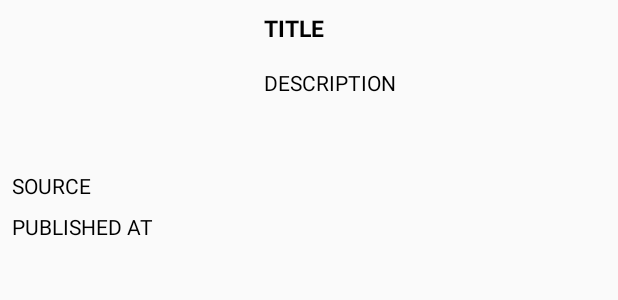
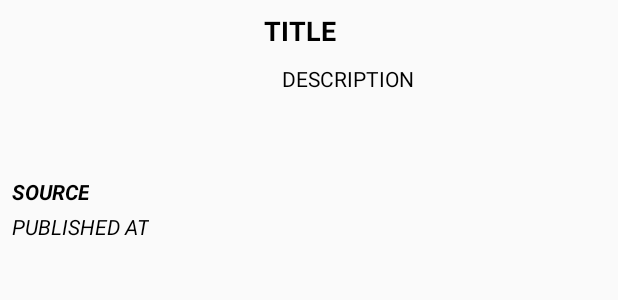
Before and after one commit to iamkishansharma/FreshNewzz, an Android app: the layout item_article_preview.xml on its own in the app's theme, with its tools: preview values and no code run, on a phone screen of 412 x 824 dp. Shown: the top 300 px of the screen. Run offline under Robolectric (Android 15) with nearby library versions, the phone set to English and light mode, and no system bars; network calls fail.

Commit message:
bug fixed

```diff
--- a/app/src/main/java/com/heycode/freshnewzz/ui/NewsViewModel.kt
+++ b/app/src/main/java/com/heycode/freshnewzz/ui/NewsViewModel.kt
@@ -5,6 +5,7 @@ import androidx.lifecycle.ViewModel
 import androidx.lifecycle.viewModelScope
 import com.heycode.freshnewzz.models.NewsResponse
 import com.heycode.freshnewzz.repository.NewsRepository
+import com.heycode.freshnewzz.util.Constants.Companion.COUNTRY_CODE
 import com.heycode.freshnewzz.util.Resource
 import kotlinx.coroutines.launch
 import retrofit2.Response
@@ -17,10 +18,10 @@ class NewsViewModel(
 
     // CHANGE COUNTRY CODE FOR LOCAL NEWS
     init {
-        getBreakingNews("us")
+        getBreakingNews(COUNTRY_CODE)
     }
 
-    fun getBreakingNews(countryCode: String) = viewModelScope.launch {
+    private fun getBreakingNews(countryCode: String) = viewModelScope.launch {
         breakingNews.postValue(Resource.Loading())
         val response = newsRepository.getBreakingNews(countryCode, breakingNewsPage)
         breakingNews.postValue(handleBreakingNewsResponse((response)))
--- a/app/src/main/java/com/heycode/freshnewzz/util/Constants.kt
+++ b/app/src/main/java/com/heycode/freshnewzz/util/Constants.kt
@@ -4,5 +4,6 @@ class Constants {
     companion object {
         const val API_KEY = "7b244417ae0f48b7838b7ae4ff104b79"
         const val BASE_URL = "https://newsapi.org"
+        const val COUNTRY_CODE = "in"
     }
 }
--- a/app/src/main/res/layout/item_article_preview.xml
+++ b/app/src/main/res/layout/item_article_preview.xml
@@ -1,15 +1,17 @@
 <?xml version="1.0" encoding="utf-8"?>
 <androidx.constraintlayout.widget.ConstraintLayout xmlns:android="http://schemas.android.com/apk/res/android"
     xmlns:app="http://schemas.android.com/apk/res-auto"
-    xmlns:tools="http://schemas.android.com/tools"
     android:layout_width="match_parent"
     android:layout_height="wrap_content"
+    android:background="?attr/selectableItemBackground"
+    android:clickable="true"
+    android:focusable="true"
     android:padding="8dp">
 
     <ImageView
         android:id="@+id/ivArticleImage"
         android:layout_width="160dp"
-        android:layout_height="90dp"
+        android:layout_height="100dp"
         android:scaleType="centerCrop"
         app:layout_constraintStart_toStartOf="parent"
         app:layout_constraintTop_toTopOf="parent" />
@@ -18,14 +20,16 @@
         android:id="@+id/tvSource"
         android:layout_width="wrap_content"
         android:layout_height="wrap_content"
-        android:layout_marginTop="16dp"
+        android:layout_marginTop="10dp"
         android:text="SOURCE"
         android:textColor="@android:color/black"
+        android:textStyle="italic|bold"
         app:layout_constraintStart_toStartOf="parent"
         app:layout_constraintTop_toBottomOf="@+id/ivArticleImage" />
 
     <TextView
         android:id="@+id/tvTitle"
+        style="@style/TextAppearance.AppCompat.Medium"
         android:layout_width="0dp"
         android:layout_height="wrap_content"
         android:layout_marginStart="8dp"
@@ -33,20 +37,20 @@
         android:maxLines="3"
         android:text="TITLE"
         android:textColor="@android:color/black"
-        android:textSize="15sp"
         android:textStyle="bold"
+        app:layout_constraintLeft_toRightOf="@+id/ivArticleImage"
         app:layout_constraintRight_toRightOf="parent"
-        app:layout_constraintLeft_toRightOf="@+id/ivArticleImage"
         app:layout_constraintTop_toTopOf="parent" />
 
     <TextView
         android:id="@+id/tvDescription"
+        style="@style/TextAppearance.AppCompat.Small"
         android:layout_width="0dp"
         android:layout_height="wrap_content"
-        android:layout_marginStart="8dp"
-        android:layout_marginTop="16dp"
+        android:layout_marginStart="20dp"
+        android:layout_marginTop="10dp"
         android:ellipsize="end"
-        android:maxLines="5"
+        android:maxLines="4"
         android:text="DESCRIPTION"
         android:textColor="@android:color/black"
         app:layout_constraintEnd_toEndOf="parent"
@@ -57,9 +61,10 @@
         android:id="@+id/tvPublishedAt"
         android:layout_width="wrap_content"
         android:layout_height="wrap_content"
-        android:layout_marginTop="8dp"
+        android:layout_marginTop="4dp"
         android:text="PUBLISHED AT"
         android:textColor="@android:color/black"
+        android:textStyle="italic"
         app:layout_constraintStart_toStartOf="parent"
         app:layout_constraintTop_toBottomOf="@+id/tvSource" />
 
```
